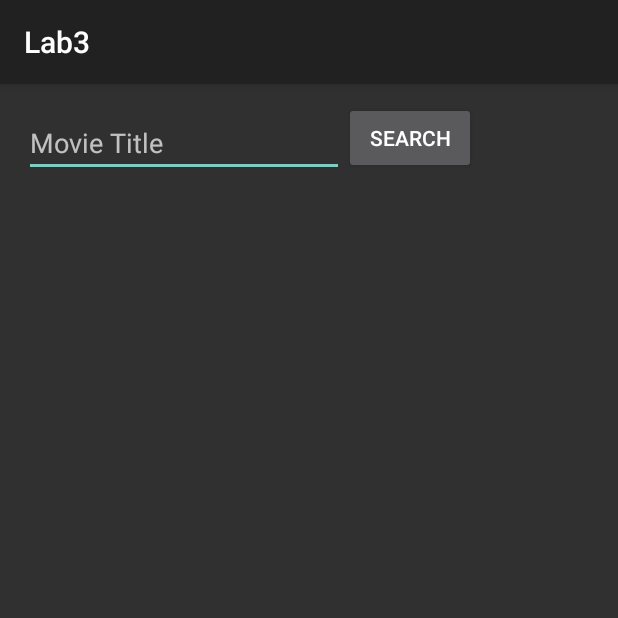
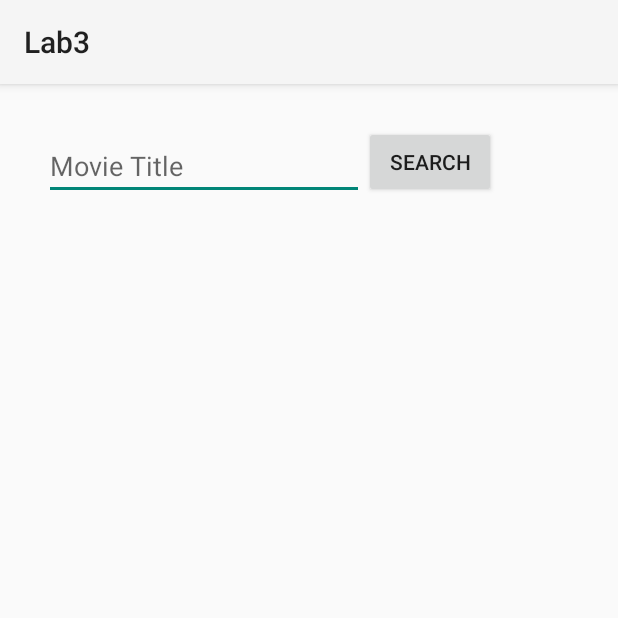
Before and after one commit to SitnGit/MPiP_Lab3, an Android app: the screen it shows after launch (MainActivity), on a phone screen of 412 x 824 dp, the top half of it. Run offline under Robolectric (Android 15) with nearby library versions, the phone set to English and light mode, and no system bars; our stand-ins replace Room's generated code; pictures from the network do not load.

Commit message:
Finished: Lab 3 2

```diff
--- a/app/src/main/AndroidManifest.xml
+++ b/app/src/main/AndroidManifest.xml
@@ -13,7 +13,7 @@
         android:supportsRtl="true"
         android:usesCleartextTraffic="true"
         android:allowClearUserData="true"
-        android:theme="@style/Theme.AppCompat">
+        android:theme="@style/Theme.AppCompat.Light">
         <activity
             android:name="com.example.lab3.MainActivity"
             android:exported="true">
--- a/app/src/main/res/layout/activity_main.xml
+++ b/app/src/main/res/layout/activity_main.xml
@@ -4,6 +4,8 @@
     xmlns:tools="http://schemas.android.com/tools"
     android:layout_width="match_parent"
     android:layout_height="match_parent"
+    android:layout_margin="16dp"
+    android:orientation="vertical"
     tools:context=".MainActivity">
 
     <androidx.fragment.app.FragmentContainerView
```
